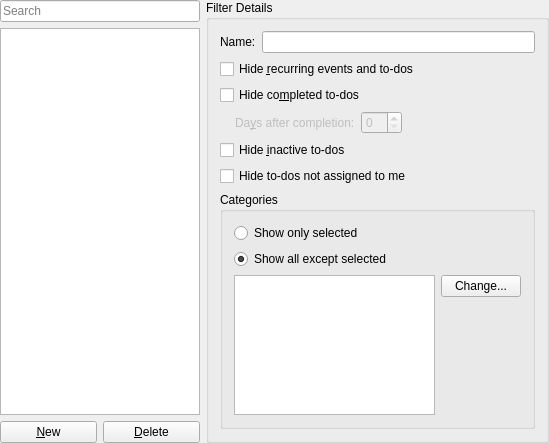
KDE/korganizer, file src/ui/filteredit_base.ui: the form before one commit.
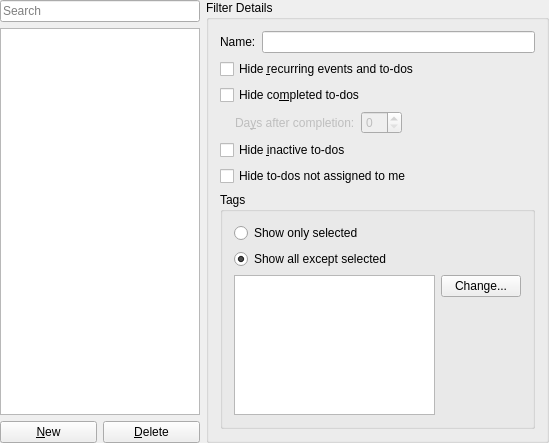
The form after the commit. Custom widgets are drawn as their Qt base class.

What changed in the file:
```diff
--- a/src/ui/filteredit_base.ui
+++ b/src/ui/filteredit_base.ui
@@ -225,7 +225,7 @@
         <item row="6" column="0">
          <widget class="QGroupBox" name="mCategoriesButtonGroup">
           <property name="title">
-           <string>Categories</string>
+           <string>Tags</string>
           </property>
           <layout class="QGridLayout">
            <property name="leftMargin">
```
Left out of the diff: 4 changed lines with no effect on the pictures.
